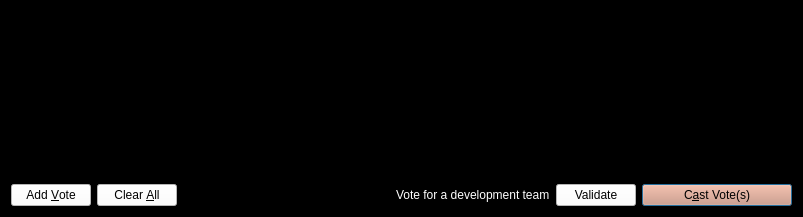
This is src/qt/forms/votingdialog.ui in NoirX/NoirShares-v2-old as Qt 5 draws it before an edit. The edited form follows.
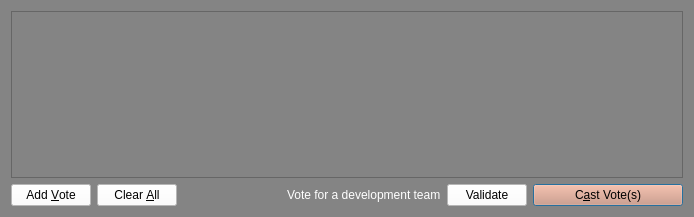
This is the edited form. Icons and pictures are not drawn.

```diff
--- a/src/qt/forms/votingdialog.ui
+++ b/src/qt/forms/votingdialog.ui
@@ -6,7 +6,7 @@
    <rect>
     <x>0</x>
     <y>0</y>
-    <width>803</width>
+    <width>694</width>
     <height>217</height>
    </rect>
   </property>
@@ -14,8 +14,8 @@
    <string>Send Coins</string>
   </property>
   <property name="styleSheet">
-   <string notr="true">color: rgb(255, 255, 255);
-background-color: rgb(0, 0, 0);</string>
+   <string notr="true">background-color: rgb(132, 132, 132);
+color: rgb(255, 255, 255);</string>
   </property>
   <layout class="QVBoxLayout" name="verticalLayout">
    <item>
@@ -28,7 +28,7 @@
        <rect>
         <x>0</x>
         <y>0</y>
-        <width>783</width>
+        <width>674</width>
         <height>162</height>
        </rect>
       </property>
```
